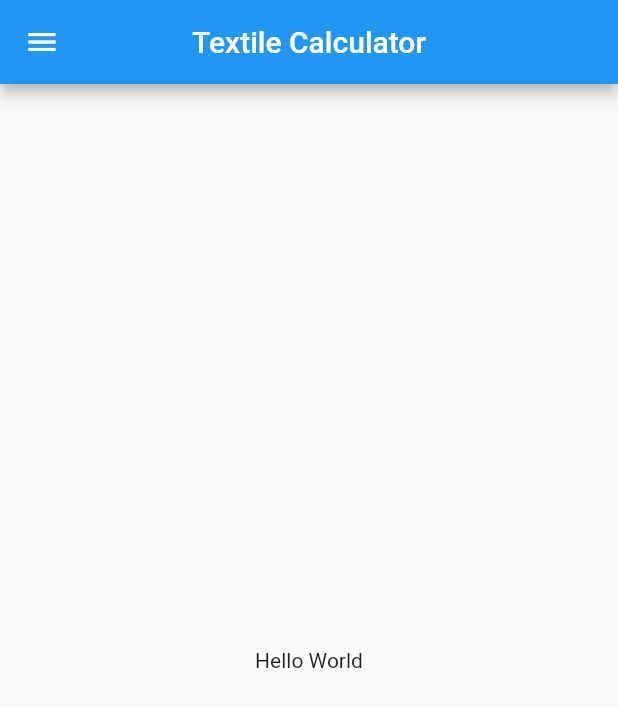
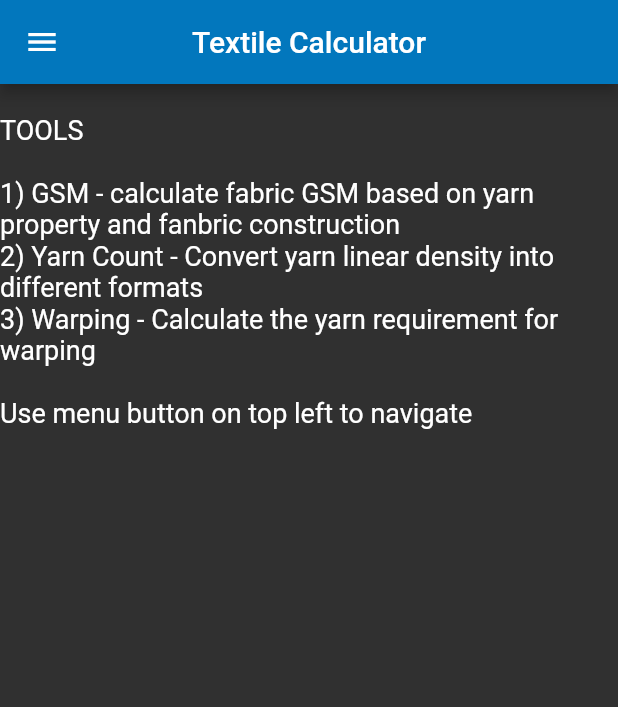
Before and after one commit to prashant3285/calculator, a Flutter app: the screen it shows after launch, on a phone screen of 412 x 824 dp. Shown: the top 707 px of the screen. Run offline on Flutter 3.47's test engine with Material 2 defaults, Android fonts, the phone set to English and light mode, and no system bars; our stand-ins replace font_awesome_flutter; Roboto replaces fonts that are missing (Georgia).

Commit message:
Added dummy screens

```diff
--- a/lib/main.dart
+++ b/lib/main.dart
@@ -1,16 +1,31 @@
 import 'package:flutter/material.dart';
 
-import 'screens/homepage.dart';
+import 'src/app.dart';
 
 void main() {
-  runApp(MyApp());
+  runApp(App());
 }
 
-class MyApp extends StatelessWidget {
-  // This widget is the root of your application.
+// class MyApp extends StatelessWidget {
+//   // This widget is the root of your application.
 
-  @override
-  Widget build(BuildContext context) {
-    return HomePage();
-  }
-}
+//   @override
+//   Widget build(BuildContext context) {
+//     return MaterialApp(
+//       title: 'Textile Calculator',
+//       debugShowCheckedModeBanner: false,
+//       theme: ThemeData(
+//         brightness: Brightness.dark,
+//         primaryColor: Colors.lightBlue[800],
+//         accentColor: Colors.cyan[600],
+//         fontFamily: 'Georgia',
+//         textTheme: TextTheme(
+//           headline1: TextStyle(fontSize: 72.0, fontWeight: FontWeight.bold),
+//           headline6: TextStyle(fontSize: 36.0, fontStyle: FontStyle.italic),
+//           bodyText2: TextStyle(fontSize: 18.0),
+//         ),
+//       ),
+//       home: HomePage(),
+//     );
+//   }
+// }
--- a/lib/screens/homepage.dart
+++ /dev/null
@@ -1,27 +0,0 @@
-import 'package:flutter/material.dart';
-
-class HomePage extends StatelessWidget {
-  const HomePage({Key key}) : super(key: key);
-
-  @override
-  Widget build(BuildContext context) {
-    return MaterialApp(
-      title: 'Textile Calaculator',
-      debugShowCheckedModeBanner: false,
-      home: Scaffold(
-        appBar: AppBar(
-          title: Text('Textile Calculator'),
-          centerTitle: true,
-        ),
-        drawer: Drawer(
-          child: Text('Test1'),
-        ),
-        body: Center(
-          child: Container(
-            child: Text('Hello World'),
-          ),
-        ),
-      ),
-    );
-  }
-}
--- /dev/null
+++ b/lib/src/app.dart
@@ -0,0 +1,31 @@
+import 'package:flutter/material.dart';
+
+import 'screens/homepage.dart';
+import 'screens/gsmcalculator.dart';
+
+class App extends StatelessWidget {
+  const App({Key key}) : super(key: key);
+
+  @override
+  Widget build(BuildContext context) {
+    return MaterialApp(
+      debugShowCheckedModeBanner: false,
+      theme: ThemeData(
+        brightness: Brightness.dark,
+        primaryColor: Colors.lightBlue[800],
+        accentColor: Colors.cyan[600],
+        fontFamily: 'Georgia',
+        textTheme: TextTheme(
+          headline1: TextStyle(fontSize: 72.0, fontWeight: FontWeight.bold),
+          headline6: TextStyle(fontSize: 36.0, fontStyle: FontStyle.italic),
+          bodyText2: TextStyle(fontSize: 18.0),
+        ),
+      ),
+      initialRoute: '/',
+      routes: {
+        '/': (context) => HomePage(),
+        '/gsm': (context) => GsmCalculator(),
+      },
+    );
+  }
+}
--- /dev/null
+++ b/lib/src/screens/homepage.dart
@@ -0,0 +1,31 @@
+import 'package:flutter/material.dart';
+
+import '../widgets/drawer.dart';
+
+class HomePage extends StatelessWidget {
+  const HomePage({Key key}) : super(key: key);
+
+  @override
+  Widget build(BuildContext context) {
+    return Scaffold(
+      appBar: AppBar(
+        title: Text('Textile Calculator'),
+        centerTitle: true,
+      ),
+      drawer: drawerMenu(context),
+      body: Center(
+        child: Column(
+          mainAxisAlignment: MainAxisAlignment.start,
+          crossAxisAlignment: CrossAxisAlignment.center,
+          children: [
+            Container(
+              padding: EdgeInsets.only(top: 20),
+              child: Text(
+                  'TOOLS\n\n1) GSM - calculate fabric GSM based on yarn property and fanbric construction\n2) Yarn Count - Convert yarn linear density into different formats\n3) Warping - Calculate the yarn requirement for warping\n\nUse menu button on top left to navigate'),
+            ),
+          ],
+        ),
+      ),
+    );
+  }
+}
--- /dev/null
+++ b/lib/src/widgets/drawer.dart
@@ -0,0 +1,55 @@
+import 'package:flutter/material.dart';
+import 'package:font_awesome_flutter/font_awesome_flutter.dart';
+
+Widget drawerMenu(BuildContext context) {
+  return Drawer(
+    child: ListView(
+      padding: EdgeInsets.zero,
+      children: [
+        Container(
+          height: 65,
+          child: DrawerHeader(
+            decoration: BoxDecoration(
+              color: Theme.of(context).primaryColor,
+            ),
+            child: Column(
+              mainAxisAlignment: MainAxisAlignment.center,
+              crossAxisAlignment: CrossAxisAlignment.center,
+              children: [
+                Text('CALCULATORS',
+                    style: Theme.of(context).textTheme.bodyText2),
+              ],
+            ),
+          ),
+        ),
+        ListTile(
+          leading: FaIcon(
+            FontAwesomeIcons.arrowCircleRight,
+          ),
+          title: Text('GSM'),
+          onTap: () {
+            Navigator.popAndPushNamed(context, '/gsm');
+          },
+        ),
+        ListTile(
+          leading: FaIcon(
+            FontAwesomeIcons.arrowCircleRight,
+          ),
+          title: Text('YARN COUNT'),
+          onTap: () {
+            Navigator.popAndPushNamed(context, '/yarn');
+          },
+        ),
+        ListTile(
+          leading: FaIcon(
+            FontAwesomeIcons.arrowCircleRight,
+          ),
+          title: Text('WARPING'),
+          onTap: () {
+            Navigator.popAndPushNamed(context, '/warping');
+          },
+        ),
+      ],
+    ),
+  );
+}
--- a/pubspec.yaml
+++ b/pubspec.yaml
@@ -28,6 +28,7 @@ dependencies:
   # The following adds the Cupertino Icons font to your application.
   # Use with the CupertinoIcons class for iOS style icons.
   cupertino_icons: ^1.0.2
+  font_awesome_flutter: ^9.0.0
 
 dev_dependencies:
   flutter_test:
```
Also changed, not shown: lib/src/screens/gsmcalculator.dart (added, +61 -0 lines), pubspec.lock.
